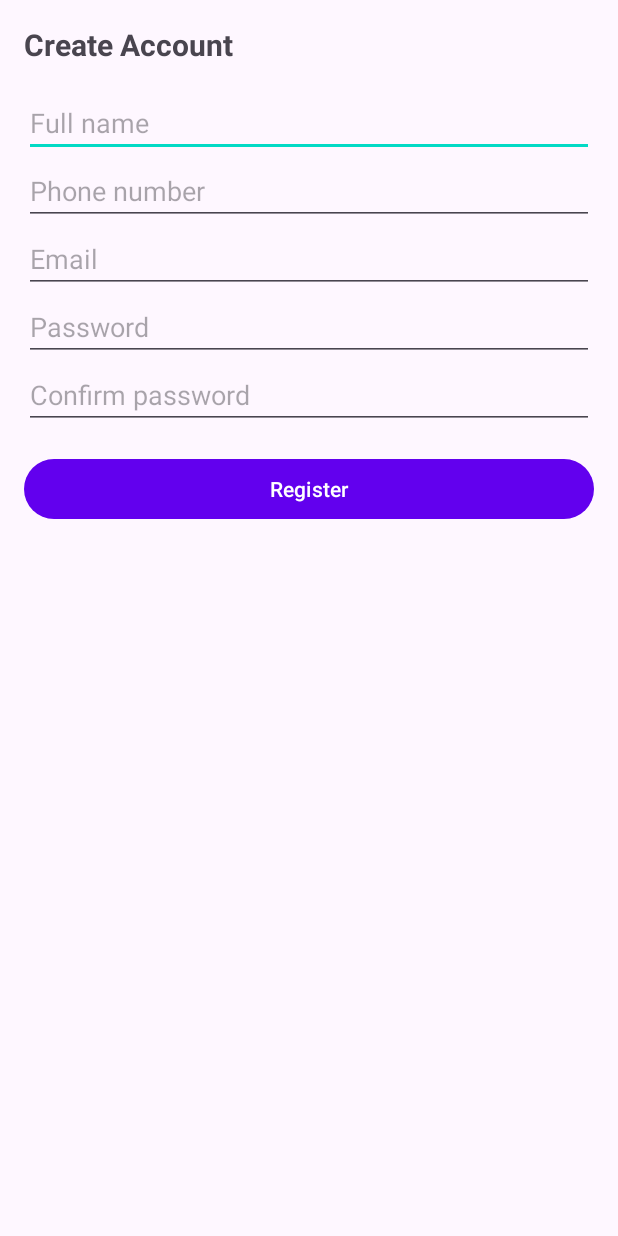
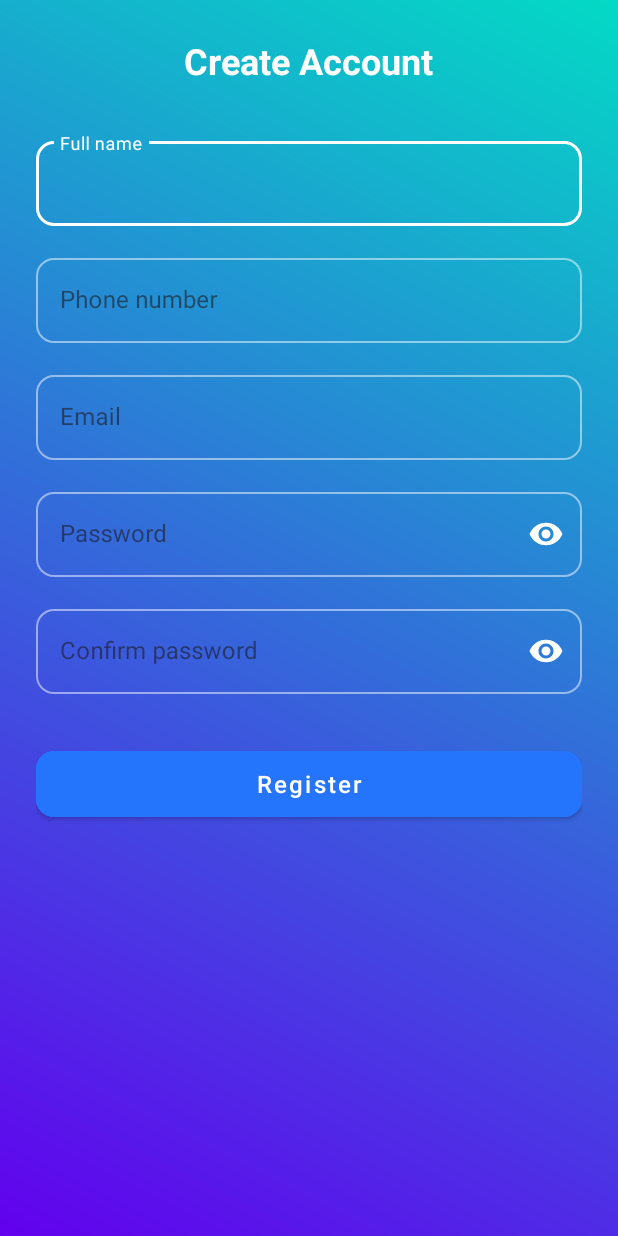
Before and after one commit to KushPatel7387/SmartAssistiveSystem, an Android app: the RegisterActivity screen opened directly, with no data from a screen before it, on a phone screen of 412 x 824 dp. Run offline under Robolectric (Android 15) with nearby library versions, the light colour scheme and no system bars; our stand-ins replace Firebase (no records; nobody signed in at launch, a user with empty details on screens opened directly).

Commit message:
Registration page UI update

```diff
--- /dev/null
+++ b/assistivemodule/src/main/res/color/selector_stroke.xml
@@ -0,0 +1,5 @@
+<?xml version="1.0" encoding="utf-8"?>
+<selector xmlns:android="http://schemas.android.com/apk/res/android">
+    <item android:color="@android:color/white" android:state_focused="true"/>
+    <item android:color="#80FFFFFF"/>
+</selector>
--- /dev/null
+++ b/assistivemodule/src/main/res/drawable/bg_gradient.xml
@@ -0,0 +1,7 @@
+<?xml version="1.0" encoding="utf-8"?>
+<shape xmlns:android="http://schemas.android.com/apk/res/android">
+    <gradient
+        android:startColor="#6A11CB"
+        android:endColor="#2575FC"
+        android:angle="135" />
+</shape>
--- a/assistivemodule/src/main/res/layout/activity_register.xml
+++ b/assistivemodule/src/main/res/layout/activity_register.xml
@@ -1,61 +1,170 @@
 <?xml version="1.0" encoding="utf-8"?>
 <ScrollView xmlns:android="http://schemas.android.com/apk/res/android"
+    xmlns:app="http://schemas.android.com/apk/res-auto"
     android:layout_width="match_parent"
     android:layout_height="match_parent"
-    android:padding="16dp">
+    android:background="@drawable/loginactivity_gradient_background"
+    android:clipToPadding="false"
+    android:padding="24dp">
 
     <LinearLayout
         android:layout_width="match_parent"
         android:layout_height="wrap_content"
         android:orientation="vertical">
 
-        <TextView
+        <!-- Title -->
+        <com.google.android.material.textview.MaterialTextView
+            android:id="@+id/tv_title"
             android:layout_width="wrap_content"
             android:layout_height="wrap_content"
+            android:layout_gravity="center_horizontal"
+            android:layout_marginBottom="32dp"
             android:text="Create Account"
-            android:textSize="20sp"
-            android:textStyle="bold"
-            android:paddingBottom="16dp" />
+            android:textAppearance="?attr/textAppearanceHeadline5"
+            android:textColor="@android:color/white"
+            android:textStyle="bold" />
 
-        <EditText
+        <!-- Full Name -->
+        <com.google.android.material.textfield.TextInputLayout
+            android:id="@+id/til_name"
+            style="@style/Widget.MaterialComponents.TextInputLayout.OutlinedBox"
+            android:layout_width="match_parent"
+            android:layout_height="wrap_content"
+            android:layout_marginBottom="16dp"
+            app:boxCornerRadiusBottomEnd="12dp"
+            app:boxCornerRadiusBottomStart="12dp"
+            app:boxCornerRadiusTopEnd="12dp"
+            app:boxCornerRadiusTopStart="12dp"
+            app:boxStrokeColor="@color/selector_stroke"
+            app:hintTextColor="@android:color/white"
+            app:hintEnabled="true">
+
+            <com.google.android.material.textfield.TextInputEditText
                 android:id="@+id/et_name"
                 android:layout_width="match_parent"
                 android:layout_height="wrap_content"
-            android:hint="Full name" />
+                android:hint="Full name"
+                android:inputType="textPersonName"
+                android:textColor="@android:color/white"
+                android:textColorHint="#B3FFFFFF" />
+        </com.google.android.material.textfield.TextInputLayout>
 
-        <EditText
+        <!-- Phone -->
+        <com.google.android.material.textfield.TextInputLayout
+            android:id="@+id/til_phone"
+            style="@style/Widget.MaterialComponents.TextInputLayout.OutlinedBox"
+            android:layout_width="match_parent"
+            android:layout_height="wrap_content"
+            android:layout_marginBottom="16dp"
+            app:boxCornerRadiusBottomEnd="12dp"
+            app:boxCornerRadiusBottomStart="12dp"
+            app:boxCornerRadiusTopEnd="12dp"
+            app:boxCornerRadiusTopStart="12dp"
+            app:boxStrokeColor="@color/selector_stroke"
+            app:hintTextColor="@android:color/white">
+
+            <com.google.android.material.textfield.TextInputEditText
                 android:id="@+id/et_phone"
                 android:layout_width="match_parent"
                 android:layout_height="wrap_content"
+                android:hint="Phone number"
                 android:inputType="phone"
-            android:hint="Phone number" />
+                android:textColor="@android:color/white"
+                android:textColorHint="#B3FFFFFF" />
+        </com.google.android.material.textfield.TextInputLayout>
 
-        <EditText
+        <!-- Email -->
+        <com.google.android.material.textfield.TextInputLayout
+            android:id="@+id/til_email"
+            style="@style/Widget.MaterialComponents.TextInputLayout.OutlinedBox"
+            android:layout_width="match_parent"
+            android:layout_height="wrap_content"
+            android:layout_marginBottom="16dp"
+            app:boxCornerRadiusBottomEnd="12dp"
+            app:boxCornerRadiusBottomStart="12dp"
+            app:boxCornerRadiusTopEnd="12dp"
+            app:boxCornerRadiusTopStart="12dp"
+            app:boxStrokeColor="@color/selector_stroke"
+            app:hintTextColor="@android:color/white">
+
+            <com.google.android.material.textfield.TextInputEditText
                 android:id="@+id/et_email"
                 android:layout_width="match_parent"
                 android:layout_height="wrap_content"
+                android:hint="Email"
                 android:inputType="textEmailAddress"
-            android:hint="Email" />
+                android:textColor="@android:color/white"
+                android:textColorHint="#B3FFFFFF" />
+        </com.google.android.material.textfield.TextInputLayout>
 
-        <EditText
+        <!-- Password -->
+        <com.google.android.material.textfield.TextInputLayout
+            android:id="@+id/til_password"
+            style="@style/Widget.MaterialComponents.TextInputLayout.OutlinedBox"
+            android:layout_width="match_parent"
+            android:layout_height="wrap_content"
+            android:layout_marginBottom="16dp"
+            app:boxCornerRadiusBottomEnd="12dp"
+            app:boxCornerRadiusBottomStart="12dp"
+            app:boxCornerRadiusTopEnd="12dp"
+            app:boxCornerRadiusTopStart="12dp"
+            app:boxStrokeColor="@color/selector_stroke"
+            app:hintTextColor="@android:color/white"
+            app:passwordToggleEnabled="true"
+            app:passwordToggleTint="@android:color/white">
+
+            <com.google.android.material.textfield.TextInputEditText
                 android:id="@+id/et_password"
                 android:layout_width="match_parent"
                 android:layout_height="wrap_content"
+                android:hint="Password"
                 android:inputType="textPassword"
-            android:hint="Password" />
+                android:textColor="@android:color/white"
+                android:textColorHint="#B3FFFFFF" />
+        </com.google.android.material.textfield.TextInputLayout>
 
-        <EditText
+        <!-- Confirm Password -->
+        <com.google.android.material.textfield.TextInputLayout
+            android:id="@+id/til_confirm"
+            style="@style/Widget.MaterialComponents.TextInputLayout.OutlinedBox"
+            android:layout_width="match_parent"
+            android:layout_height="wrap_content"
+            android:layout_marginBottom="24dp"
+            app:boxCornerRadiusBottomEnd="12dp"
+            app:boxCornerRadiusBottomStart="12dp"
+            app:boxCornerRadiusTopEnd="12dp"
+            app:boxCornerRadiusTopStart="12dp"
+            app:boxStrokeColor="@color/selector_stroke"
+            app:hintTextColor="@android:color/white"
+            app:passwordToggleEnabled="true"
+            app:passwordToggleTint="@android:color/white">
+
+            <com.google.android.material.textfield.TextInputEditText
                 android:id="@+id/et_confirm"
                 android:layout_width="match_parent"
                 android:layout_height="wrap_content"
+                android:hint="Confirm password"
                 android:inputType="textPassword"
-            android:hint="Confirm password" />
+                android:textColor="@android:color/white"
+                android:textColorHint="#B3FFFFFF" />
+        </com.google.android.material.textfield.TextInputLayout>
 
-        <Button
+        <!-- Register Button -->
+        <com.google.android.material.button.MaterialButton
             android:id="@+id/btn_register"
+            style="@style/Widget.MaterialComponents.Button"
             android:layout_width="match_parent"
-            android:layout_height="wrap_content"
+            android:layout_height="56dp"
+            android:layout_marginTop="8dp"
+            android:backgroundTint="@color/colorPrimary"
             android:text="Register"
-            android:layout_marginTop="16dp" />
+            android:textAllCaps="false"
+            android:textColor="@android:color/white"
+            android:textSize="16sp"
+            app:cornerRadius="12dp"
+            app:iconGravity="textStart"
+            app:iconPadding="8dp"
+            app:iconTint="@android:color/white" />
+
     </LinearLayout>
 </ScrollView>
--- a/assistivemodule/src/main/res/values/colors.xml
+++ b/assistivemodule/src/main/res/values/colors.xml
@@ -31,5 +31,6 @@
 
     <!-- Accent -->
     <color name="accent_pink">#FF4081</color>
+    <color name="colorPrimary">#2575FC</color>
 
 </resources>
```
Lines whose indentation alone changed are shown as unchanged.
